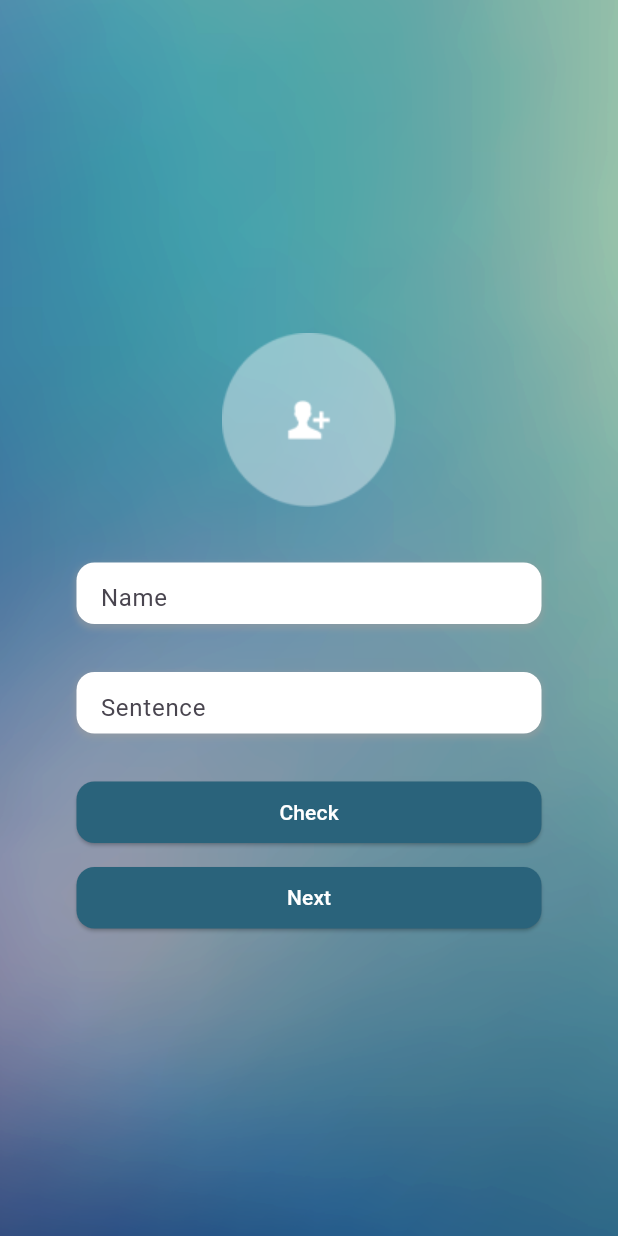
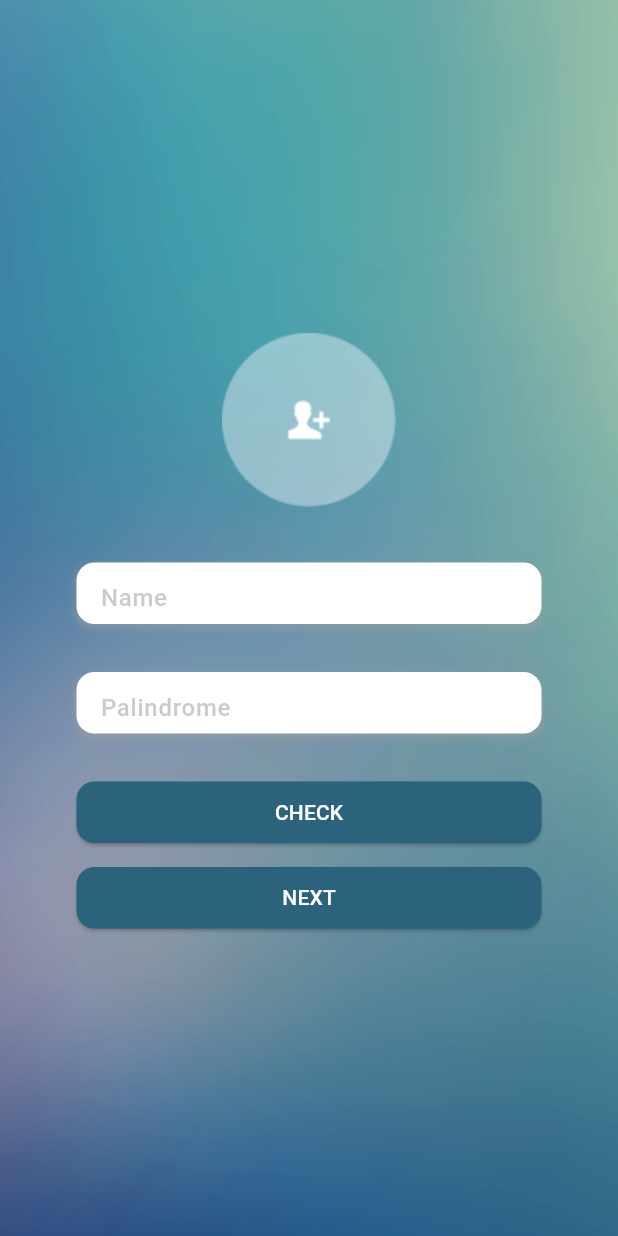
Before and after one commit to irfanarfianto/suitmedia_test_msib, a Flutter app: the screen it shows after launch, on a phone screen of 412 x 824 dp. Run offline on Flutter 3.47's test engine with Material 3 defaults, Android fonts, the phone set to English and light mode, and no system bars; Roboto replaces fonts that are missing (Poppins).

Commit message:
Update button labels and hint text style

```diff
--- a/lib/main.dart
+++ b/lib/main.dart
@@ -63,7 +63,7 @@ class _HomeScreenState extends State<HomeScreen> {
               SizedBox(height: 16.0),
               buildTextField(
                 controller: sentenceController,
-                hintText: 'Sentence',
+                hintText: 'Palindrome',
                 focusNode: sentenceFocusNode,
               ),
               SizedBox(height: 16.0),
@@ -71,14 +71,14 @@ class _HomeScreenState extends State<HomeScreen> {
                 onPressed: () {
                   handleCheckButton();
                 },
-                label: 'Check',
+                label: 'CHECK',
               ),
               SizedBox(height: 16.0),
               buildElevatedButton(
                 onPressed: () {
                   navigateToSecondScreen(context);
                 },
-                label: 'Next',
+                label: 'NEXT',
               ),
             ],
           ),
@@ -124,6 +124,12 @@ class _HomeScreenState extends State<HomeScreen> {
         decoration: InputDecoration(
           border: InputBorder.none,
           hintText: hintText,
+          hintStyle: TextStyle(
+            color: Color(0x5B686777),
+            fontSize: 16,
+            fontFamily: 'Poppins',
+            fontWeight: FontWeight.w500,
+          ),
         ),
       ),
     );
```
